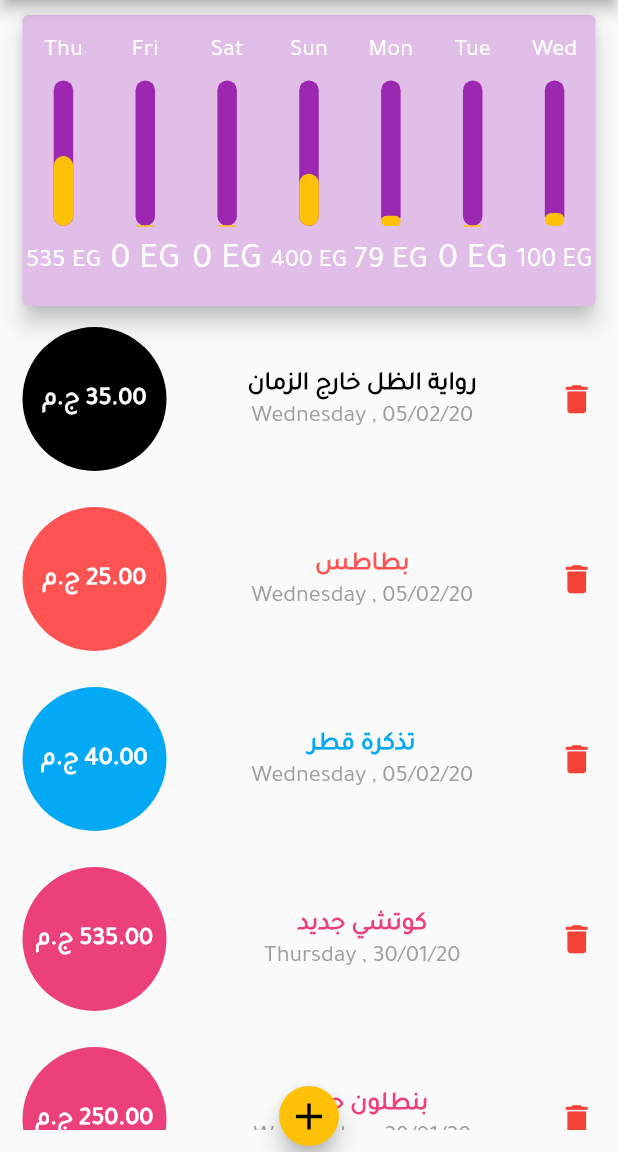
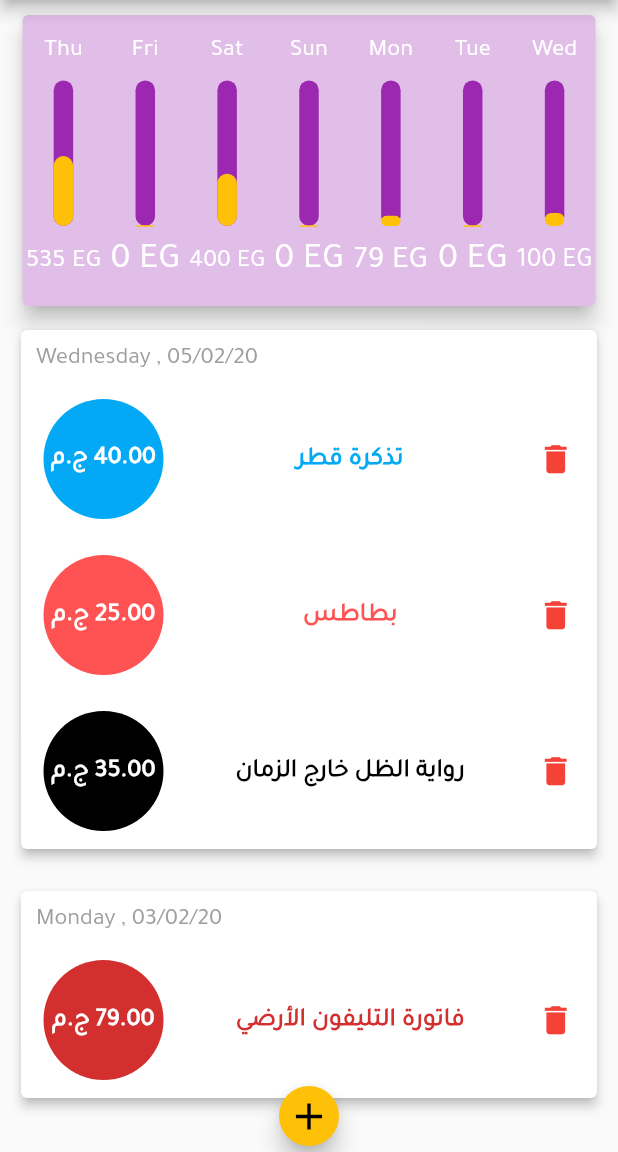
Before and after one commit to grayHatEnigma/Expense-Manager, a Flutter app: the screen it shows after launch, on a phone screen of 412 x 824 dp, the part 84-1236 px from its top. Run offline on Flutter 3.47's test engine with Material 2 defaults, Android fonts, the phone set to English and light mode, and no system bars; our stand-ins replace date_format, flutter_animation_progress_bar.

Commit message:
11th commit - group transactions by date

```diff
--- a/lib/domain/manager.dart
+++ b/lib/domain/manager.dart
@@ -1,6 +1,7 @@
 //flutter core
 import 'dart:collection';
-import 'package:expense_manager/domain/models/category.dart';
+import "package:collection/collection.dart";
+import 'package:flutter/cupertino.dart';
 import 'package:flutter/widgets.dart';
 
 //external packages
@@ -9,6 +10,7 @@ import 'package:date_format/date_format.dart';
 //my imports
 import './models/transaction.dart';
 import './models/chart_bar.dart';
+import 'package:expense_manager/domain/models/category.dart';
 import 'package:expense_manager/domain/manager_database_contract.dart';
 import 'package:expense_manager/domain/manager_ui_contract.dart';
 
@@ -16,85 +18,6 @@ import 'package:expense_manager/domain/manager_ui_contract.dart';
 class Manager
     with ChangeNotifier
     implements ManagerUiContract, ManagerDatabaseContract {
-  // a function to get the last week transactions
-  List<Transaction> get _recentTransactions {
-    return _transactions.where((tx) {
-      return (DateTime.now().difference(tx.date).inDays < 7);
-    }).toList();
-  }
-
-  // Unmodified Version Of our transactions list
-  UnmodifiableListView<Transaction> get transactionsList =>
-      UnmodifiableListView(_transactions);
-
-  /// UI Contract Functions
-  // a function to get the total spending amount during the last week
-  @override
-  double get totalRecentSpending {
-    double total = 0;
-    _recentTransactions.forEach((tx) {
-      total += tx.amount;
-    });
-    return total;
-  }
-
-  // a function to get transactions that are grouped by day of the week
-  @override
-  List<ChartBar> get groupedTransactions {
-    return List.generate(7, (index) {
-      final currentDay = DateTime.now().subtract(Duration(days: index));
-      double totalSum = 0;
-      _recentTransactions.forEach((tx) {
-        if (tx.date.day == currentDay.day &&
-            tx.date.month == currentDay.month &&
-            tx.date.year == currentDay.year) {
-          totalSum += tx.amount;
-        }
-      });
-      return ChartBar(weekDay: formatDate(currentDay, [D]), amount: totalSum);
-    });
-  }
-
-  // Add a new transaction to the list
-  @override
-  void addTransaction(
-      {String title,
-      double amount,
-      DateTime date,
-      String id,
-      Category category}) {
-    // add a new transaction
-    _transactions.add(
-      Transaction(
-          title: title, amount: amount, date: date, id: id, category: category),
-    );
-    notifyListeners();
-  }
-
-  // Delete an existing transaction from the list
-  @override
-  void deleteTransaction({int index, String id}) {
-    if (id == null) {
-      _transactions.removeAt(index);
-    } else {
-      _transactions.removeWhere((tx) => tx.id == id);
-    }
-
-    notifyListeners();
-  }
-
-  /// Database Contract Functions
-  @override
-  List<Transaction> loadTXList() {
-    // TODO: implement loadTXList
-    return null;
-  }
-
-  @override
-  void saveTXList() {
-    // TODO: implement saveTXList
-  }
-
   // List of Transactions
   List<Transaction> _transactions = [
     Transaction(
@@ -137,13 +60,105 @@ class Manager
         id: 't5',
         title: 'زيارات عائلية',
         amount: 150,
-        date: DateTime(2020, 2, 2),
+        date: DateTime(2020, 2, 1),
         category: Category.Others),
     Transaction(
         id: 't6',
         title: 'أدوات مكتبية',
         amount: 250,
-        date: DateTime(2020, 2, 2),
+        date: DateTime(2020, 2, 1),
         category: Category.Others),
   ];
+
+  /// Sorting and Grouping Functions
+
+  // Sort Transaction List
+  UnmodifiableListView<Transaction> get transactionsList {
+    _transactions.sort((a, b) {
+      return a.date.compareTo(b.date);
+    });
+    return UnmodifiableListView(_transactions.reversed.toList());
+  }
+
+  // Group Transactions by Date
+  @override
+  List<List<Transaction>> get groupedTransactionsByDate {
+    var newGroup = groupBy(transactionsList, (Transaction tx) => tx.dayDate);
+    return newGroup.values.toList();
+  }
+
+  // a function to get the last week transactions list
+  List<Transaction> get _lastWeekTransactions {
+    return _transactions.where((tx) {
+      return (DateTime.now().difference(tx.date).inDays < 7);
+    }).toList();
+  }
+
+  // a function to get the total spending amount during the last week
+  @override
+  double get lastWeekTotalSpending {
+    double total = 0;
+    _lastWeekTransactions.forEach((tx) {
+      total += tx.amount;
+    });
+    return total;
+  }
+
+  // a function to get spending that are grouped by day of the week
+  @override
+  List<ChartBar> get lastWeekSpendingByDay {
+    return List.generate(7, (index) {
+      final currentDay = DateTime.now().subtract(Duration(days: index));
+      double totalSum = 0;
+      _lastWeekTransactions.forEach((tx) {
+        if (tx.date.day == currentDay.day &&
+            tx.date.month == currentDay.month &&
+            tx.date.year == currentDay.year) {
+          totalSum += tx.amount;
+        }
+      });
+      return ChartBar(weekDay: formatDate(currentDay, [D]), amount: totalSum);
+    });
+  }
+
+  /// Add , Delete Functions
+  // Add a new transaction to the list
+  @override
+  void addTransaction(
+      {String title,
+      double amount,
+      DateTime date,
+      String id,
+      Category category}) {
+    // add a new transaction
+    _transactions.add(
+      Transaction(
+          title: title, amount: amount, date: date, id: id, category: category),
+    );
+    notifyListeners();
+  }
+
+  // Delete an existing transaction from the list
+  @override
+  void deleteTransaction({int index, String id}) {
+    if (id == null) {
+      _transactions.removeAt(index);
+    } else {
+      _transactions.removeWhere((tx) => tx.id == id);
+    }
+
+    notifyListeners();
+  }
+
+  /// Database Contract Functions
+  @override
+  List<Transaction> loadTXList() {
+    // TODO: implement loadTXList
+    return null;
+  }
+
+  @override
+  void saveTXList() {
+    // TODO: implement saveTXList
+  }
 } // TransactionsData class end
--- a/lib/domain/manager_ui_contract.dart
+++ b/lib/domain/manager_ui_contract.dart
@@ -6,12 +6,16 @@ import './models/chart_bar.dart';
 import './models/transaction.dart';
 
 abstract class ManagerUiContract with ChangeNotifier {
+  //List of transactions
   UnmodifiableListView<Transaction> get transactionsList;
 
-  double get totalRecentSpending;
+  List<List<Transaction>> get groupedTransactionsByDate;
 
-  List<ChartBar> get groupedTransactions;
+  // Recent spending and transactions
+  double get lastWeekTotalSpending;
+  List<ChartBar> get lastWeekSpendingByDay;
 
+  // Add , Remove a transaction
   void addTransaction(
       {String title,
       double amount,
--- a/lib/domain/models/transaction.dart
+++ b/lib/domain/models/transaction.dart
@@ -53,6 +53,7 @@ class Transaction {
     return transactionColor;
   }
 
+  String get dayDate => '${date.day}${date.month}${date.year}';
   @override
   String toString() {
     return this.title;
--- a/lib/infrastructure/ui/widgets/chart_widget.dart
+++ b/lib/infrastructure/ui/widgets/chart_widget.dart
@@ -13,9 +13,9 @@ class Chart extends StatelessWidget {
   @override
   Widget build(BuildContext context) {
     final totalRecentSpending =
-        Provider.of<ManagerUiContract>(context).totalRecentSpending;
+        Provider.of<ManagerUiContract>(context).lastWeekTotalSpending;
     final List<ChartBar> chartBars =
-        Provider.of<ManagerUiContract>(context).groupedTransactions;
+        Provider.of<ManagerUiContract>(context).lastWeekSpendingByDay;
 
     return Card(
       elevation: 6,
--- a/lib/infrastructure/ui/widgets/transaction_details_widget.dart
+++ /dev/null
@@ -1,48 +0,0 @@
-//flutter core
-import 'package:flutter/material.dart';
-
-//external packages
-import 'package:date_format/date_format.dart';
-
-//my imports
-import 'package:expense_manager/domain/models/transaction.dart';
-
-class TransactionDetails extends StatelessWidget {
-  final Transaction transaction;
-  TransactionDetails({this.transaction});
-  @override
-  Widget build(BuildContext context) {
-    return Expanded(
-      child: Column(
-        mainAxisAlignment: MainAxisAlignment.spaceEvenly,
-        crossAxisAlignment: CrossAxisAlignment.center,
-        children: <Widget>[
-          Padding(
-            padding: EdgeInsets.symmetric(vertical: 2, horizontal: 10),
-            child: FittedBox(
-              child: Text(
-                transaction.title,
-                style: TextStyle(
-                    fontSize: 17,
-                    color: transaction.categoryColor,
-                    fontWeight: FontWeight.bold),
-              ),
-            ),
-          ),
-          Text(
-            formatDate(transaction.date, [
-              DD,
-              ' , ',
-              dd,
-              '/',
-              mm,
-              '/',
-              yy,
-            ]),
-            style: TextStyle(fontSize: 16, color: Colors.grey),
-          ),
-        ],
-      ),
-    );
-  }
-}
--- a/lib/infrastructure/ui/widgets/transaction_tile_widget.dart
+++ b/lib/infrastructure/ui/widgets/transaction_tile_widget.dart
@@ -3,7 +3,6 @@ import 'package:flutter/material.dart';
 
 //my imports
 import 'package:expense_manager/domain/models/transaction.dart';
-import './transaction_details_widget.dart';
 
 class TransactionTile extends StatelessWidget {
   final Transaction transaction;
@@ -21,7 +20,7 @@ class TransactionTile extends StatelessWidget {
         children: <Widget>[
           CircleAvatar(
             backgroundColor: transaction.categoryColor,
-            radius: 48,
+            radius: 40,
             child: Padding(
               padding: EdgeInsets.all(5.0),
               child: FittedBox(
@@ -36,8 +35,17 @@ class TransactionTile extends StatelessWidget {
               ),
             ),
           ),
-          TransactionDetails(
-            transaction: transaction,
+          Padding(
+            padding: EdgeInsets.symmetric(vertical: 2, horizontal: 10),
+            child: FittedBox(
+              child: Text(
+                transaction.title,
+                style: TextStyle(
+                    fontSize: 17,
+                    color: transaction.categoryColor,
+                    fontWeight: FontWeight.bold),
+              ),
+            ),
           ),
           GestureDetector(
             onLongPress: deleteCallback,
--- /dev/null
+++ b/lib/infrastructure/ui/widgets/transactions_card_widget.dart
@@ -0,0 +1,53 @@
+import 'package:flutter/material.dart';
+
+import 'package:date_format/date_format.dart';
+import 'package:provider/provider.dart';
+
+import 'package:expense_manager/domain/manager_ui_contract.dart';
+import 'package:expense_manager/domain/models/transaction.dart';
+import 'package:expense_manager/infrastructure/ui/widgets/transaction_tile_widget.dart';
+
+class TransactionsCard extends StatelessWidget {
+  final List<Transaction> transactions;
+  TransactionsCard(this.transactions);
+  @override
+  Widget build(BuildContext context) {
+    final manager = Provider.of<ManagerUiContract>(context);
+
+    return Padding(
+      padding: const EdgeInsets.all(10.0),
+      child: Card(
+        elevation: 3,
+        child: Column(
+          crossAxisAlignment: CrossAxisAlignment.start,
+          children: <Widget>[
+            Container(
+              padding: EdgeInsets.only(left: 10, top: 10, bottom: 5),
+              child: Text(
+                formatDate(transactions[0].date, [
+                  DD,
+                  ' , ',
+                  dd,
+                  '/',
+                  mm,
+                  '/',
+                  yy,
+                ]),
+                style: TextStyle(fontSize: 16, color: Colors.grey),
+              ),
+            ),
+            Column(
+              children: transactions.map((tx) {
+                return TransactionTile(
+                    transaction: tx,
+                    deleteCallback: () {
+                      manager.deleteTransaction(id: tx.id);
+                    });
+              }).toList(),
+            ),
+          ],
+        ),
+      ),
+    );
+  }
+}
--- a/lib/infrastructure/ui/widgets/transactions_list_widget.dart
+++ b/lib/infrastructure/ui/widgets/transactions_list_widget.dart
@@ -1,20 +1,22 @@
 //flutter core
+
+import 'package:expense_manager/infrastructure/ui/widgets/transactions_card_widget.dart';
 import 'package:flutter/material.dart';
 
 //external packages
 import 'package:provider/provider.dart';
 
 // my imports
+import './transaction_tile_widget.dart';
 import 'package:expense_manager/constants.dart';
 import 'package:expense_manager/domain/manager_ui_contract.dart';
-import '../widgets/transaction_tile_widget.dart';
 
 class TransactionsList extends StatelessWidget {
   @override
   Widget build(BuildContext context) {
-    final transactionsData = Provider.of<ManagerUiContract>(context);
-    final transactions = transactionsData.transactionsList;
-    final length = transactions.length;
+    final manager = Provider.of<ManagerUiContract>(context);
+    final groupedTransactions = manager.groupedTransactionsByDate;
+    final length = groupedTransactions.length;
     return length == 0
         ? Expanded(
             child: Center(
@@ -28,12 +30,8 @@ class TransactionsList extends StatelessWidget {
             child: Padding(
               padding: const EdgeInsets.only(bottom: 15),
               child: ListView.builder(
-                itemBuilder: (context, index) {
-                  return TransactionTile(
-                      transaction: transactions[index],
-                      deleteCallback: () {
-                        transactionsData.deleteTransaction(index: index);
-                      });
+                itemBuilder: (_, index) {
+                  return TransactionsCard(groupedTransactions[index]);
                 },
                 itemCount: length,
               ),
@@ -41,3 +39,21 @@ class TransactionsList extends StatelessWidget {
           );
   }
 }
+
+/*
+Expanded(
+            child: Padding(
+              padding: const EdgeInsets.only(bottom: 15),
+              child: ListView.builder(
+                itemBuilder: (_, index) {
+                  return TransactionTile(
+                      transaction: transactions[index],
+                      deleteCallback: () {
+                        manager.deleteTransaction(index: index);
+                      });
+                },
+                itemCount: length,
+              ),
+            ),
+          );
+ */
```
